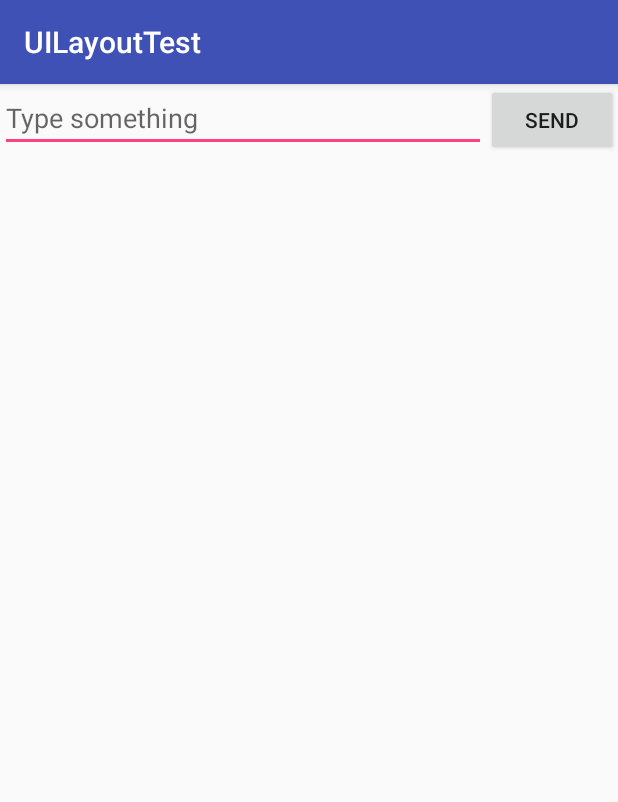
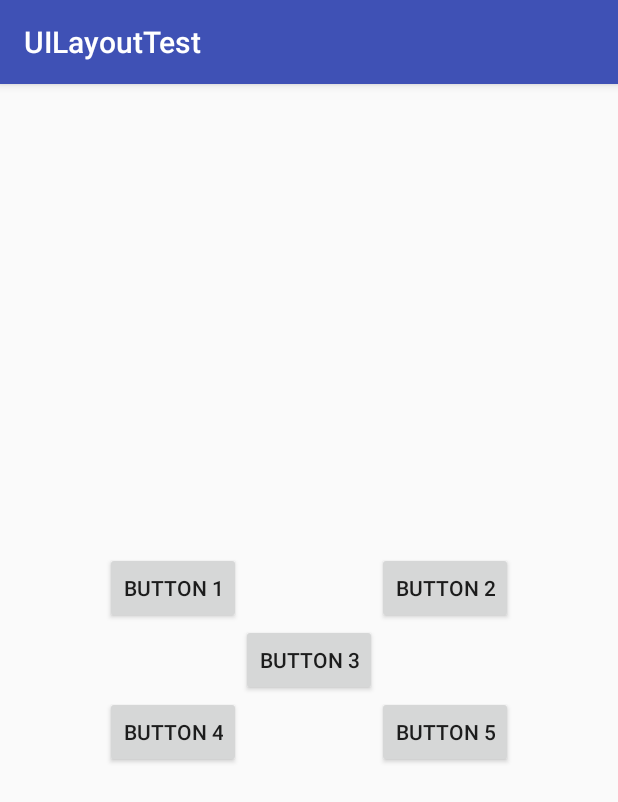
Before and after one commit to XinyuJiang/AndroidPractice, an Android app: the screen it shows after launch (MainActivity), on a phone screen of 412 x 824 dp. Shown: the top 802 px of the screen. Run offline under Robolectric (Android 15) with nearby library versions, the phone set to English and light mode, and no system bars.

Commit message:
UI Layout Practice 1.1<RelativeLayout>

```diff
--- a/UILayoutTest/app/src/main/res/layout/activity_main.xml
+++ b/UILayoutTest/app/src/main/res/layout/activity_main.xml
@@ -1,29 +1,53 @@
 <?xml version="1.0" encoding="utf-8"?>
-<LinearLayout xmlns:android="http://schemas.android.com/apk/res/android"
-    android:orientation="horizontal"
+<RelativeLayout xmlns:android="http://schemas.android.com/apk/res/android"
     android:layout_width="match_parent"
     android:layout_height="match_parent">
     <!--android:orientation属性指定了排列方向是vertical-->
-
-    <EditText
-        android:id="@+id/input_message"
-        android:layout_width="0dp"
-        android:layout_height="wrap_content"
-        android:layout_weight="1"
-        android:hint="Type something"/>
-
 
     <Button
         android:id="@+id/button1"
         android:layout_width="wrap_content"
         android:layout_height="wrap_content"
-        android:layout_gravity="top"
-        android:text="SEND" />
+        android:layout_above="@id/button3"
+        android:layout_toLeftOf="@id/button3"
+        android:text="Button 1" />
 
     <!--android:gravity用来指定控件在布局中的对局方式
     android:layout_gravity用来指定控件在布局中的对齐方式
     android:layout_weight允许我们使用比例的方式来指定控件的大小-->
 
+    <!--android中两种方式对控件进行定位
+    android:layout_alignParentLeft和android_layout_alignParentTop属性表示和父布局的左上角对齐
+    android:layout_above和android:layout_toLeftOfi表示让该控件位于Button3的左上角-->
+    <Button
+        android:id="@+id/button2"
+        android:layout_width="wrap_content"
+        android:layout_height="wrap_content"
+        android:layout_above="@id/button3"
+        android:layout_toRightOf="@id/button3"
+        android:text="Button 2" />
 
+    <Button
+        android:id="@+id/button3"
+        android:layout_width="wrap_content"
+        android:layout_height="wrap_content"
+        android:layout_centerInParent="true"
+        android:text="Button 3" />
 
-</LinearLayout>
+    <Button
+        android:id="@+id/button4"
+        android:layout_width="wrap_content"
+        android:layout_height="wrap_content"
+        android:layout_below="@id/button3"
+        android:layout_toLeftOf="@id/button3"
+        android:text="Button 4" />
+
+    <Button
+        android:id="@+id/button5"
+        android:layout_width="wrap_content"
+        android:layout_height="wrap_content"
+        android:layout_below="@id/button3"
+        android:layout_toRightOf="@id/button3"
+        android:text="Button 5" />
+
+</RelativeLayout>
```
